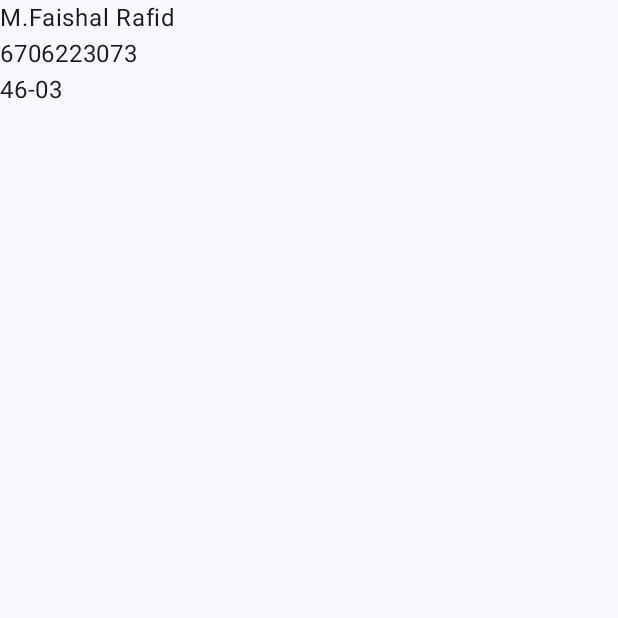
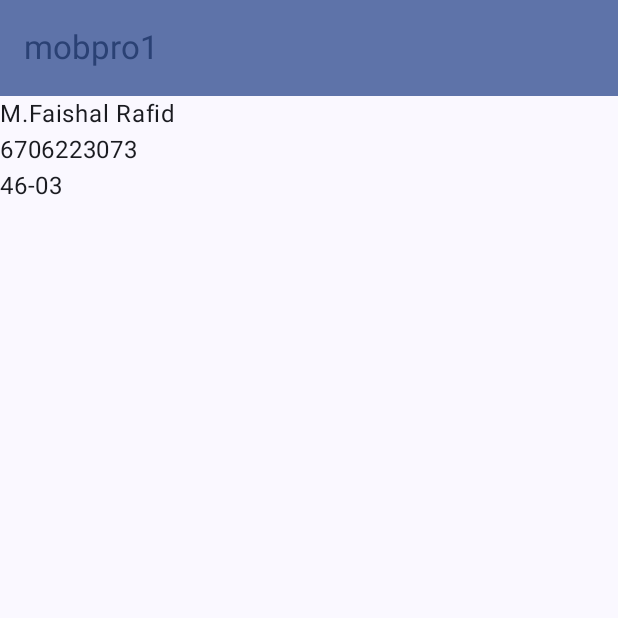
Before and after one commit to Mfaishalrafid/Asessment-01, an Android app built with Jetpack Compose: the screen it shows after launch (MainActivity), on a phone screen of 412 x 824 dp, the top half of it. Run offline under Robolectric (Android 15) with nearby library versions, the phone set to English and light mode, and no system bars.

Commit message:
menambahkan top up bar

```diff
--- a/app/src/main/java/org/d3if3073/mobpro1/MainActivity.kt
+++ b/app/src/main/java/org/d3if3073/mobpro1/MainActivity.kt
@@ -1,16 +1,25 @@
 package org.d3if3073.mobpro1
 
+import android.content.res.Configuration
 import android.os.Bundle
 import androidx.activity.ComponentActivity
 import androidx.activity.compose.setContent
 import androidx.compose.foundation.layout.fillMaxSize
+import androidx.compose.foundation.layout.padding
+import androidx.compose.material3.ExperimentalMaterial3Api
 import androidx.compose.material3.MaterialTheme
+import androidx.compose.material3.Scaffold
 import androidx.compose.material3.Surface
 import androidx.compose.material3.Text
+import androidx.compose.material3.TopAppBar
+import androidx.compose.material3.TopAppBarDefaults
+import androidx.compose.material3.rememberTopAppBarState
 import androidx.compose.runtime.Composable
 import androidx.compose.ui.Modifier
+import androidx.compose.ui.res.stringResource
 import androidx.compose.ui.tooling.preview.Preview
 import org.d3if3073.mobpro1.ui.theme.Mobpro1Theme
+import org.w3c.dom.Text
 
 class MainActivity : ComponentActivity() {
     override fun onCreate(savedInstanceState: Bundle?) {
@@ -30,17 +39,40 @@ class MainActivity : ComponentActivity() {
 }
 
 @Composable
-fun Greeting(name: String, modifier: Modifier = Modifier) {
-    Text(
-        text = "$name",
-        modifier = modifier
-    )
+fun Greeting(name: String) {
+    MainScreen {modifier ->
+        Text(
+            text = "$name",
+            modifier = modifier
+        )
+    }
 }
 
 @Preview(showBackground = true)
+@Preview(uiMode = Configuration.UI_MODE_NIGHT_YES, showBackground = true)
 @Composable
-fun GreetingPreview() {
+fun ScreenPreview() {
     Mobpro1Theme {
         Greeting("M.Faishal Rafid\n6706223073\n46-03")
     }
 }
+
+@OptIn(ExperimentalMaterial3Api::class)
+@Composable
+fun MainScreen(content: @Composable (Modifier) -> Unit) {
+    Scaffold (
+        topBar = {
+            TopAppBar(
+                title = {
+                    Text(text = stringResource(id = R.string.app_name ))
+                },
+                colors = TopAppBarDefaults.mediumTopAppBarColors(
+                    containerColor = MaterialTheme.colorScheme.primaryContainer,
+                    titleContentColor = MaterialTheme.colorScheme.primary,
+                )
+            )
+        }
+    ) { padding ->
+        content(Modifier.padding(padding))
+    }
+}
```
